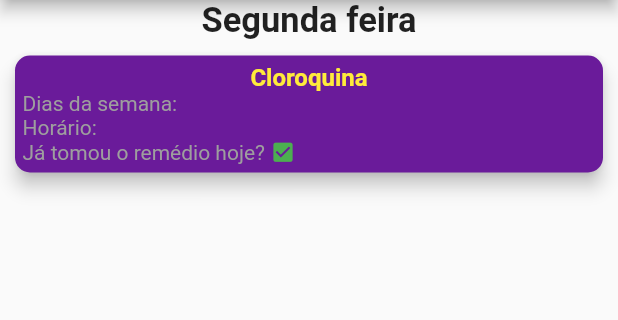
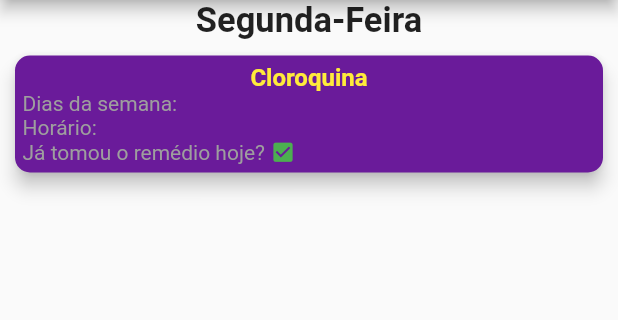
Before and after one commit to ElioPaulino/DesafioProjetoAppIdosos, a Flutter app: the HomeState screen opened by its route, swiped to page 2, on a phone screen of 412 x 824 dp, the part 84-404 px from its top. Run offline on Flutter 3.47's test engine with Material 2 defaults, Android fonts, the phone set to English and light mode, and no system bars; our stand-ins replace cloud_firestore, firebase_auth, firebase_core, table_calendar; accounts and stored records are empty.

Commit message:
Fix: Implementação da funcionalidade dop primeiro icone

```diff
--- a/lib/main.dart
+++ b/lib/main.dart
@@ -40,6 +40,8 @@ class PrimeiraTela extends StatefulWidget {
 }
 
 class _PrimeiraTelaState extends State<PrimeiraTela> {
+
+
   var txtLogin = TextEditingController();
   var txtSenha = TextEditingController();
   var _formId = GlobalKey<FormState>();
--- a/lib/view/menu.dart
+++ b/lib/view/menu.dart
@@ -1,4 +1,7 @@
 import 'package:flutter/material.dart';
+import 'package:cloud_firestore/cloud_firestore.dart';
+import 'package:firebase_auth/firebase_auth.dart';
+import 'package:firebase_core/firebase_core.dart';
 
 class HomeState extends StatefulWidget {
   @override
@@ -7,6 +10,22 @@ class HomeState extends StatefulWidget {
 
 class _HomeState extends State<HomeState> {
   late PageController _pageController;
+  late String nome = "";
+  late String idade = "";
+  late String sexo = "";
+
+  getDocumentById(String id) async {
+    await FirebaseFirestore.instance
+        .collection('Usuarios')
+        .doc(id)
+        .get()
+        .then((value) {
+      nome = value.data()!['nome'].toString();
+      idade = value.data()!['idade'].toString();
+      sexo = value.data()!['sexo'].toString();
+    });
+  }
+
   @override
   void initState() {
     super.initState();
@@ -25,6 +44,16 @@ class _HomeState extends State<HomeState> {
 
   @override
   Widget build(BuildContext context) {
+    var id = ModalRoute.of(context)?.settings.arguments;
+    FirebaseFirestore.instance
+        .collection('Usuarios')
+        .doc(id.toString())
+        .get()
+        .then((value) {
+      nome = value.data()!['nome'].toString();
+      idade = value.data()!['idade'].toString();
+      sexo = value.data()!['sexo'].toString();
+    });
     return Scaffold(
       appBar: AppBar(
         title: Text('Hora do Remédio'),
@@ -63,7 +92,7 @@ class _HomeState extends State<HomeState> {
                         ]),
                         Row(children: <Widget>[
                           Text(
-                        "                "  + "Joao da Silva ",
+                            "                " + nome,
                             textAlign: TextAlign.center,
                             style: TextStyle(
                                 fontWeight: FontWeight.bold,
@@ -84,7 +113,7 @@ class _HomeState extends State<HomeState> {
                         ]),
                         Row(children: <Widget>[
                           Text(
-                        "                "  + "Masculino",
+                            "                " + sexo,
                             textAlign: TextAlign.center,
                             style: TextStyle(
                                 fontWeight: FontWeight.bold,
@@ -105,7 +134,7 @@ class _HomeState extends State<HomeState> {
                         ]),
                         Row(children: <Widget>[
                           Text(
-                        "                "  + "25",
+                            "                " + idade,
                             textAlign: TextAlign.center,
                             style: TextStyle(
                                 fontWeight: FontWeight.bold,
@@ -132,7 +161,7 @@ class _HomeState extends State<HomeState> {
                     children: <Widget>[
                       Container(
                           child: Center(
-                              child: Text("Segunda feira",
+                              child: Text("Segunda-Feira",
                                   style: TextStyle(
                                       fontWeight: FontWeight.bold,
                                       fontSize: 23)))),
@@ -210,7 +239,7 @@ class _HomeState extends State<HomeState> {
                     children: <Widget>[
                       Container(
                           child: Center(
-                              child: Text("Terça feira",
+                              child: Text("Terça-Feira",
                                   style: TextStyle(
                                       fontWeight: FontWeight.bold,
                                       fontSize: 23)))),
@@ -288,7 +317,7 @@ class _HomeState extends State<HomeState> {
                     children: <Widget>[
                       Container(
                           child: Center(
-                              child: Text("Quarta feira",
+                              child: Text("Quarta-Feira",
                                   style: TextStyle(
                                       fontWeight: FontWeight.bold,
                                       fontSize: 23)))),
@@ -366,7 +395,7 @@ class _HomeState extends State<HomeState> {
                     children: <Widget>[
                       Container(
                           child: Center(
-                              child: Text("Quinta feira",
+                              child: Text("Quinta-Feira",
                                   style: TextStyle(
                                       fontWeight: FontWeight.bold,
                                       fontSize: 23)))),
@@ -444,7 +473,7 @@ class _HomeState extends State<HomeState> {
                     children: <Widget>[
                       Container(
                           child: Center(
-                              child: Text("Sexta feira",
+                              child: Text("Sexta-Feira",
                                   style: TextStyle(
                                       fontWeight: FontWeight.bold,
                                       fontSize: 23)))),
```
Lines whose indentation alone changed are shown as unchanged.
